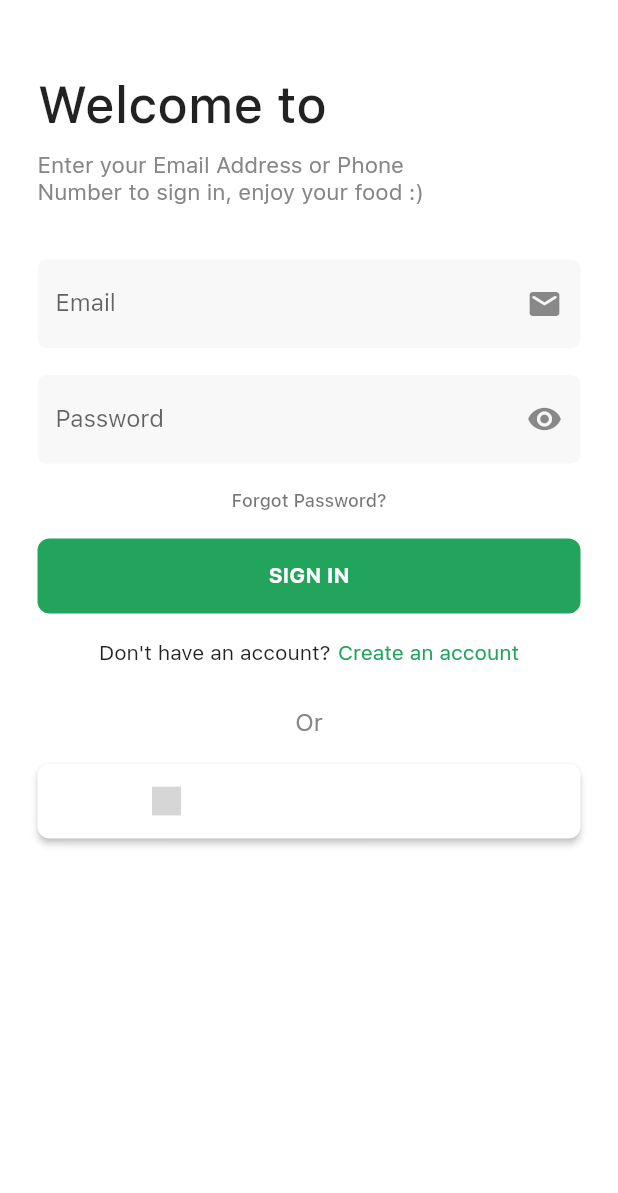
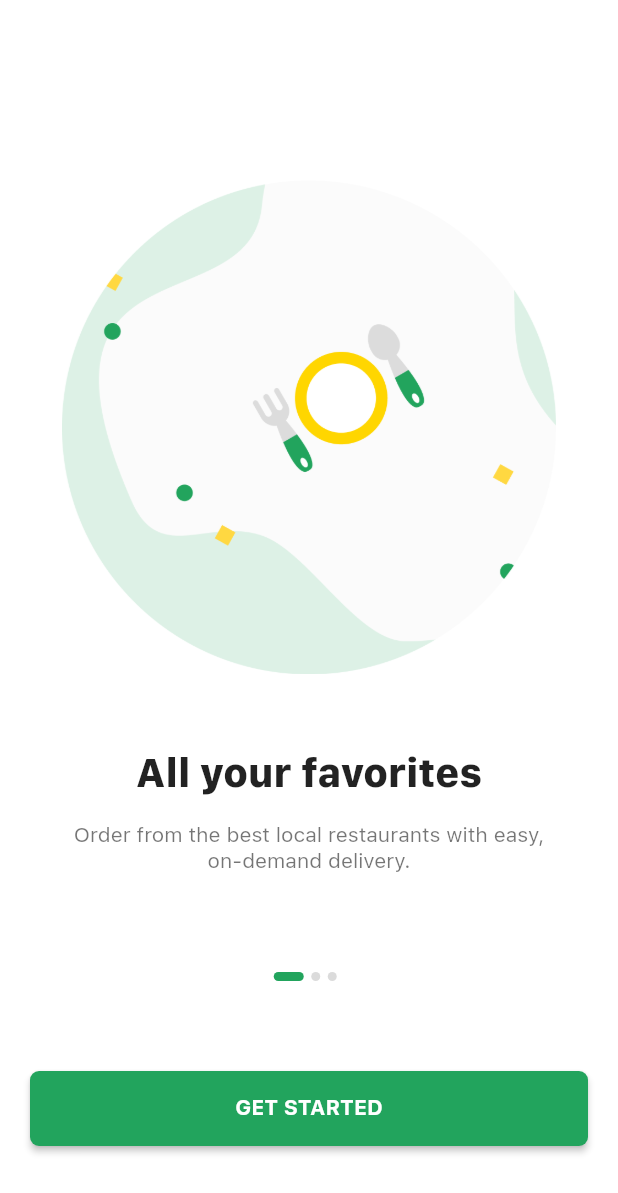
Before and after one commit to fahadimran7/foodly, a Flutter app: the screen it shows after launch, on a phone screen of 412 x 824 dp. Shown: the top 1193 px of the screen. Run offline on Flutter 3.47's test engine with Material 2 defaults, Android fonts, the phone set to English and light mode, and no system bars; our stand-ins replace auth_buttons, cloud_firestore, firebase_core, freezed_annotation, logger, stacked and 2 more; missing offline and left inert: stacked_firebase_auth; accounts and stored records are empty; grey boxes are pictures that could not be loaded.

Commit message:
feat: complete onboarding screens

```diff
--- a/lib/app/app.dart
+++ b/lib/app/app.dart
@@ -4,6 +4,7 @@ import 'package:stacked_architecture/services/user_service.dart';
 import 'package:stacked_architecture/ui/address_selection/address_selection_view.dart';
 import 'package:stacked_architecture/ui/create_account/create_account_view.dart';
 import 'package:stacked_architecture/ui/login/login_view.dart';
+import 'package:stacked_architecture/ui/onboarding/onboarding_view.dart';
 import 'package:stacked_architecture/ui/startup/startup_view.dart';
 import 'package:stacked_firebase_auth/stacked_firebase_auth.dart';
 import 'package:stacked_services/stacked_services.dart';
@@ -12,7 +13,8 @@ import 'package:stacked_services/stacked_services.dart';
   MaterialRoute(page: StartupView),
   CupertinoRoute(page: AddressSelectionView),
   CupertinoRoute(page: CreateAccountView),
-  CupertinoRoute(page: LoginView, initial: true),
+  CupertinoRoute(page: OnboardingView, initial: true),
+  CupertinoRoute(page: LoginView),
 ], dependencies: [
   LazySingleton(classType: NavigationService),
   LazySingleton(classType: FirestoreApi),
--- a/lib/app/app.router.dart
+++ b/lib/app/app.router.dart
@@ -14,17 +14,20 @@ import 'package:stacked_services/stacked_services.dart';
 import '../ui/address_selection/address_selection_view.dart';
 import '../ui/create_account/create_account_view.dart';
 import '../ui/login/login_view.dart';
+import '../ui/onboarding/onboarding_view.dart';
 import '../ui/startup/startup_view.dart';
 
 class Routes {
   static const String startupView = '/startup-view';
   static const String addressSelectionView = '/address-selection-view';
   static const String createAccountView = '/create-account-view';
-  static const String loginView = '/';
+  static const String onboardingView = '/';
+  static const String loginView = '/login-view';
   static const all = <String>{
     startupView,
     addressSelectionView,
     createAccountView,
+    onboardingView,
     loginView,
   };
 }
@@ -36,6 +39,7 @@ class StackedRouter extends RouterBase {
     RouteDef(Routes.startupView, page: StartupView),
     RouteDef(Routes.addressSelectionView, page: AddressSelectionView),
     RouteDef(Routes.createAccountView, page: CreateAccountView),
+    RouteDef(Routes.onboardingView, page: OnboardingView),
     RouteDef(Routes.loginView, page: LoginView),
   ];
   @override
@@ -59,6 +63,12 @@ class StackedRouter extends RouterBase {
       );
       return CupertinoPageRoute<dynamic>(
         builder: (context) => CreateAccountView(key: args.key),
+        settings: data,
+      );
+    },
+    OnboardingView: (data) {
+      return CupertinoPageRoute<dynamic>(
+        builder: (context) => const OnboardingView(),
         settings: data,
       );
     },
@@ -145,6 +155,22 @@ extension NavigatorStateExtension on NavigationService {
     );
   }
 
+  Future<dynamic> navigateToOnboardingView({
+    int? routerId,
+    bool preventDuplicates = true,
+    Map<String, String>? parameters,
+    Widget Function(BuildContext, Animation<double>, Animation<double>, Widget)?
+        transition,
+  }) async {
+    return navigateTo(
+      Routes.onboardingView,
+      id: routerId,
+      preventDuplicates: preventDuplicates,
+      parameters: parameters,
+      transition: transition,
+    );
+  }
+
   Future<dynamic> navigateToLoginView({
     Key? key,
     int? routerId,
--- a/lib/main.dart
+++ b/lib/main.dart
@@ -20,6 +20,7 @@ class MyApp extends StatelessWidget {
   Widget build(BuildContext context) {
     return MaterialApp(
       title: 'Flutter Demo',
+      debugShowCheckedModeBanner: false,
       theme: ThemeData(
         scaffoldBackgroundColor: Colors.white,
         fontFamily: 'SFPro',
--- a/lib/ui/create_account/create_account_view.dart
+++ b/lib/ui/create_account/create_account_view.dart
@@ -51,7 +51,7 @@ class CreateAccountView extends StatelessWidget with $CreateAccountView {
                           borderSide: const BorderSide(
                               style: BorderStyle.solid, color: kcPrimaryColor),
                         ),
-                        fillColor: const Color.fromARGB(255, 248, 248, 248),
+                        fillColor: kcLightGreyColor,
                         filled: true,
                         labelText: 'Full Name'),
                     controller: fullNameController,
@@ -73,7 +73,7 @@ class CreateAccountView extends StatelessWidget with $CreateAccountView {
                           borderSide: const BorderSide(
                               style: BorderStyle.solid, color: kcPrimaryColor),
                         ),
-                        fillColor: const Color.fromARGB(255, 248, 248, 248),
+                        fillColor: kcLightGreyColor,
                         filled: true,
                         labelText: 'Email'),
                     controller: emailController,
@@ -95,7 +95,7 @@ class CreateAccountView extends StatelessWidget with $CreateAccountView {
                           borderSide: const BorderSide(
                               style: BorderStyle.solid, color: kcPrimaryColor),
                         ),
-                        fillColor: const Color.fromARGB(255, 248, 248, 248),
+                        fillColor: kcLightGreyColor,
                         filled: true,
                         labelText: 'Password'),
                     controller: passwordController,
--- a/lib/ui/dumb_widgets/authentication_layout.dart
+++ b/lib/ui/dumb_widgets/authentication_layout.dart
@@ -66,7 +66,7 @@ class AuthenticationLayout extends StatelessWidget {
           Align(
             alignment: Alignment.centerLeft,
             child: SizedBox(
-              width: screenWidthPercentage(context, percentage: 0.7),
+              width: screenWidthPercentage(context, percentage: 0.8),
               child: Text(
                 subtitle,
                 style: ktsMediumGreyBodyText.copyWith(fontSize: 15),
@@ -84,7 +84,7 @@ class AuthenticationLayout extends StatelessWidget {
                 child: Text(
                   'Forgot Password?',
                   style: ktsMediumGreyBodyText.copyWith(
-                      fontSize: 12,
+                      fontSize: kBodyTextSmall,
                       color: Colors.black54,
                       fontWeight: FontWeight.w500),
                 ),
@@ -144,15 +144,15 @@ class AuthenticationLayout extends StatelessWidget {
           if (showTermsText)
             Text(
               'By signing up you agree to our terms, conditions and privacy policy.',
-              style: ktsMediumGreyBodyText.copyWith(fontSize: 14),
+              style: ktsMediumGreyBodyText.copyWith(fontSize: kBodyTextSmall),
               textAlign: TextAlign.center,
             ),
           verticalSpaceRegular,
-          const Align(
+          Align(
             alignment: Alignment.center,
             child: Text(
               'Or',
-              style: ktsMediumGreyBodyText,
+              style: ktsMediumGreyBodyText.copyWith(fontSize: kBodyTextSmall),
             ),
           ),
           if (Platform.isIOS) verticalSpaceRegular,
@@ -164,7 +164,8 @@ class AuthenticationLayout extends StatelessWidget {
                 buttonType: AuthButtonType.secondary,
                 iconBackground: Colors.black,
                 iconColor: Colors.white,
-                textStyle: TextStyle(fontSize: 14, fontWeight: FontWeight.w600),
+                textStyle: TextStyle(
+                    fontSize: kBodyTextSmall, fontWeight: FontWeight.w600),
                 iconSize: 24,
                 height: 50,
               ),
@@ -175,7 +176,8 @@ class AuthenticationLayout extends StatelessWidget {
             text: 'CONTINUE WITH GOOGLE',
             style: const AuthButtonStyle(
               buttonType: AuthButtonType.secondary,
-              textStyle: TextStyle(fontSize: 14, fontWeight: FontWeight.w600),
+              textStyle: TextStyle(
+                  fontSize: kBodyTextSmall, fontWeight: FontWeight.w600),
               iconSize: 24,
               height: 50,
             ),
--- /dev/null
+++ b/lib/ui/dumb_widgets/block_button.dart
@@ -0,0 +1,29 @@
+import 'package:flutter/material.dart';
+
+class BlockButton extends StatelessWidget {
+  const BlockButton({Key? key, required this.onPressed, required this.title})
+      : super(key: key);
+  final String title;
+  final void Function()? onPressed;
+
+  @override
+  Widget build(BuildContext context) {
+    return ElevatedButton(
+      onPressed: onPressed,
+      style: ElevatedButton.styleFrom(
+        minimumSize: const Size.fromHeight(50),
+        shape: RoundedRectangleBorder(
+          borderRadius: BorderRadius.circular(6),
+        ),
+      ),
+      child: Text(
+        title,
+        style: const TextStyle(
+          fontSize: 14,
+          fontWeight: FontWeight.bold,
+          color: Colors.white,
+        ),
+      ),
+    );
+  }
+}
--- a/lib/ui/login/login_view.dart
+++ b/lib/ui/login/login_view.dart
@@ -50,7 +50,7 @@ class LoginView extends StatelessWidget with $LoginView {
                           borderSide: const BorderSide(
                               style: BorderStyle.solid, color: kcPrimaryColor),
                         ),
-                        fillColor: const Color.fromARGB(255, 248, 248, 248),
+                        fillColor: kcLightGreyColor,
                         filled: true,
                         labelText: 'Email'),
                     controller: emailController,
@@ -72,7 +72,7 @@ class LoginView extends StatelessWidget with $LoginView {
                           borderSide: const BorderSide(
                               style: BorderStyle.solid, color: kcPrimaryColor),
                         ),
-                        fillColor: const Color.fromARGB(255, 248, 248, 248),
+                        fillColor: kcLightGreyColor,
                         filled: true,
                         labelText: 'Password'),
                     controller: passwordController,
--- /dev/null
+++ b/lib/ui/onboarding/components/onboarding_page_content.dart
@@ -0,0 +1,42 @@
+import 'package:flutter/material.dart';
+import 'package:stacked_architecture/ui/shared/ui_helpers.dart';
+
+class OnboardingPageContent extends StatelessWidget {
+  const OnboardingPageContent({
+    Key? key,
+    this.text,
+    this.image,
+    this.title,
+  }) : super(key: key);
+  final String? text, image, title;
+
+  @override
+  Widget build(BuildContext context) {
+    return Column(
+      children: <Widget>[
+        Image.asset(
+          image!,
+          width: screenWidthPercentage(context, percentage: 0.8),
+          height: screenWidthPercentage(context, percentage: 0.8),
+        ),
+        verticalSpaceLarge,
+        Text(
+          title!,
+          style: const TextStyle(
+            fontSize: 26,
+            fontWeight: FontWeight.w800,
+          ),
+        ),
+        verticalSpaceRegular,
+        SizedBox(
+          width: screenWidthPercentage(context, percentage: 0.8),
+          child: Text(
+            text!,
+            textAlign: TextAlign.center,
+            style: const TextStyle(color: Colors.black54),
+          ),
+        ),
+      ],
+    );
+  }
+}
--- /dev/null
+++ b/lib/ui/onboarding/onboarding_view.dart
@@ -0,0 +1,87 @@
+import 'package:flutter/material.dart';
+import 'package:stacked/stacked.dart';
+import 'package:stacked_architecture/ui/dumb_widgets/block_button.dart';
+import 'package:stacked_architecture/ui/onboarding/components/onboarding_page_content.dart';
+import 'package:stacked_architecture/ui/onboarding/onboarding_viewmodel.dart';
+import 'package:stacked_architecture/ui/shared/styles.dart';
+import 'package:stacked_architecture/ui/shared/ui_helpers.dart';
+
+class OnboardingView extends StatelessWidget {
+  const OnboardingView({Key? key}) : super(key: key);
+
+  @override
+  Widget build(BuildContext context) {
+    return ViewModelBuilder<OnboardingViewModel>.reactive(
+      viewModelBuilder: () => OnboardingViewModel(),
+      builder: (context, model, child) {
+        AnimatedContainer buildDot({int? index}) {
+          return AnimatedContainer(
+            duration: const Duration(milliseconds: 200),
+            margin: const EdgeInsets.only(right: 5),
+            height: 6,
+            width: model.currentPage == index ? 20 : 6,
+            decoration: BoxDecoration(
+              color: model.currentPage == index
+                  ? primaryGreen
+                  : const Color.fromARGB(255, 219, 219, 219),
+              borderRadius: BorderRadius.circular(3),
+            ),
+          );
+        }
+
+        return Scaffold(
+          body: SizedBox(
+            width: double.infinity,
+            child: Column(
+              children: [
+                const SizedBox(
+                  height: 120,
+                ),
+                Expanded(
+                  flex: 3,
+                  child: Padding(
+                    padding:
+                        const EdgeInsets.symmetric(vertical: 0, horizontal: 20),
+                    child: PageView.builder(
+                      onPageChanged: (value) {
+                        model.setCurrentPage(value);
+                      },
+                      itemCount: model.splashData.length,
+                      itemBuilder: (context, index) => OnboardingPageContent(
+                        title: model.splashData[index]["title"],
+                        image: model.splashData[index]["image"],
+                        text: model.splashData[index]['text'],
+                      ),
+                    ),
+                  ),
+                ),
+                Expanded(
+                  child: Padding(
+                    padding: const EdgeInsets.symmetric(horizontal: 20),
+                    child: Column(
+                      children: <Widget>[
+                        Row(
+                          mainAxisAlignment: MainAxisAlignment.center,
+                          children: List.generate(
+                            model.splashData.length,
+                            (index) => buildDot(index: index),
+                          ),
+                        ),
+                        const Spacer(),
+                        BlockButton(
+                          onPressed: model.navigateToLogin,
+                          title: 'GET STARTED',
+                        ),
+                        const Spacer()
+                      ],
+                    ),
+                  ),
+                ),
+              ],
+            ),
+          ),
+        );
+      },
+    );
+  }
+}
--- /dev/null
+++ b/lib/ui/onboarding/onboarding_viewmodel.dart
@@ -0,0 +1,43 @@
+import 'package:stacked/stacked.dart';
+import 'package:stacked_architecture/app/app.locator.dart';
+import 'package:stacked_services/stacked_services.dart';
+
+import '../../app/app.router.dart';
+
+class OnboardingViewModel extends BaseViewModel {
+  final _navigationService = locator<NavigationService>();
+
+  int _currentPage = 0;
+
+  final List<Map<String, String>> _splashData = [
+    {
+      "title": "All your favorites",
+      "text":
+          "Order from the best local restaurants with easy, on-demand delivery.",
+      "image": "assets/images/onboarding-1.png",
+    },
+    {
+      "title": "Free delivery offers",
+      "text":
+          "Free delivery for new customers via Apple Pay and others payment methods.",
+      "image": "assets/images/onboarding-2.png",
+    },
+    {
+      "title": "Choose your food",
+      "text":
+          "Easily find your type of food craving and you’ll get delivery in wide range.",
+      "image": "assets/images/onboarding-3.png",
+    },
+  ];
+
+  int get currentPage => _currentPage;
+
+  List<Map<String, String>> get splashData => _splashData;
+
+  setCurrentPage(int page) {
+    _currentPage = page;
+    notifyListeners();
+  }
+
+  void navigateToLogin() => _navigationService.navigateTo(Routes.loginView);
+}
--- a/lib/ui/shared/styles.dart
+++ b/lib/ui/shared/styles.dart
@@ -2,6 +2,7 @@ import 'package:flutter/material.dart';
 
 const Color kcPrimaryColor = Color(0xff22A45D);
 const Color kcMediumGreyColor = Color(0xff868686);
+const Color kcLightGreyColor = Color.fromARGB(255, 248, 248, 248);
 
 const TextStyle ktsMediumGreyBodyText =
     TextStyle(color: kcMediumGreyColor, fontSize: kBodyTextSize);
--- a/pubspec.yaml
+++ b/pubspec.yaml
@@ -34,6 +34,10 @@ dev_dependencies:
 
 flutter:
   uses-material-design: true
+
+  assets:
+    - assets/images/
+
   fonts:
     - family: SFPro
       fonts:
```
Also changed, not shown: assets/images/onboarding-1.png (added), assets/images/onboarding-2.png (added), assets/images/onboarding-3.png (added).
